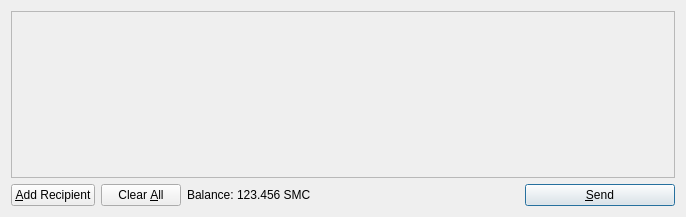
This is src/qt/forms/sendcoinsdialog.ui in cashcoin/foodstamps as Qt 5 draws it before an edit. The edited form follows.
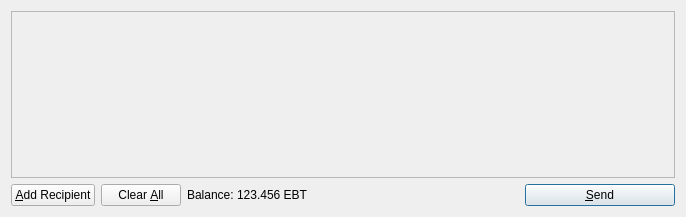
This is the edited form. Icons and pictures are not drawn.

The edit to the form file:
```diff
--- a/src/qt/forms/sendcoinsdialog.ui
+++ b/src/qt/forms/sendcoinsdialog.ui
@@ -119,7 +119,7 @@
           <cursorShape>IBeamCursor</cursorShape>
          </property>
          <property name="text">
-          <string>123.456 SMC</string>
+          <string>123.456 EBT</string>
          </property>
          <property name="textInteractionFlags">
           <set>Qt::LinksAccessibleByMouse|Qt::TextSelectableByKeyboard|Qt::TextSelectableByMouse</set>
```
